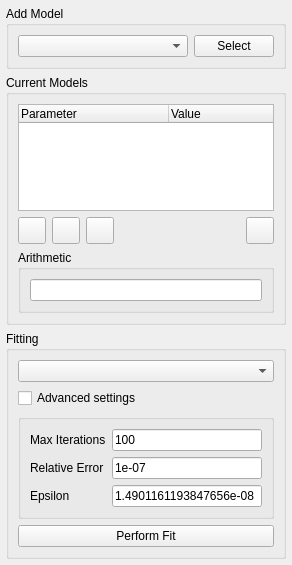
spacetelescope/specviz, file specviz/data/qt/ui/model_fitting_plugin.ui: the form before one commit.
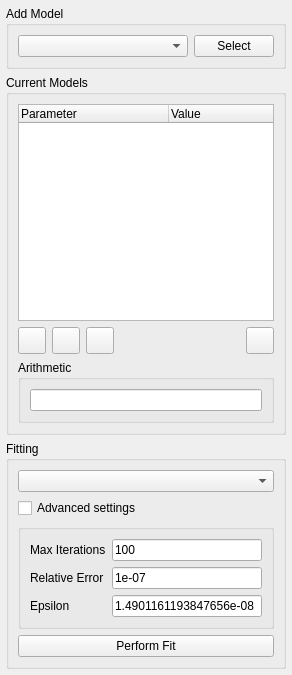
The form after the commit. Icons and pictures are not drawn.

Patch:
```diff
--- a/specviz/data/qt/ui/model_fitting_plugin.ui
+++ b/specviz/data/qt/ui/model_fitting_plugin.ui
@@ -7,7 +7,7 @@
     <x>0</x>
     <y>0</y>
     <width>292</width>
-    <height>565</height>
+    <height>675</height>
    </rect>
   </property>
   <property name="windowTitle">
```
